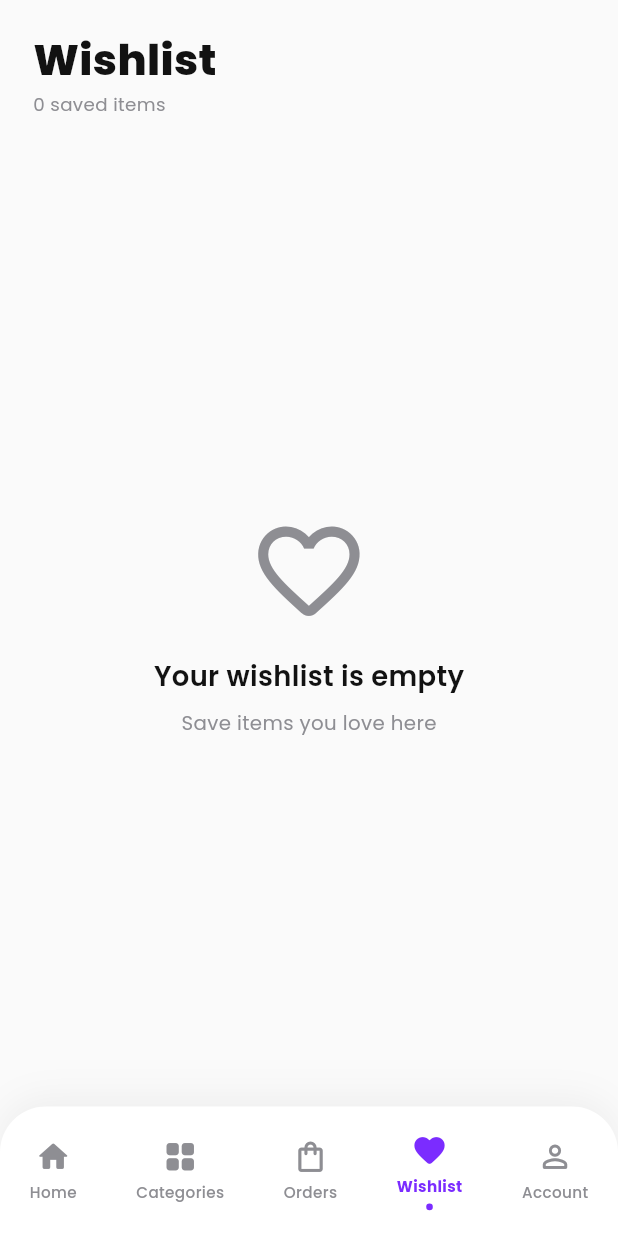
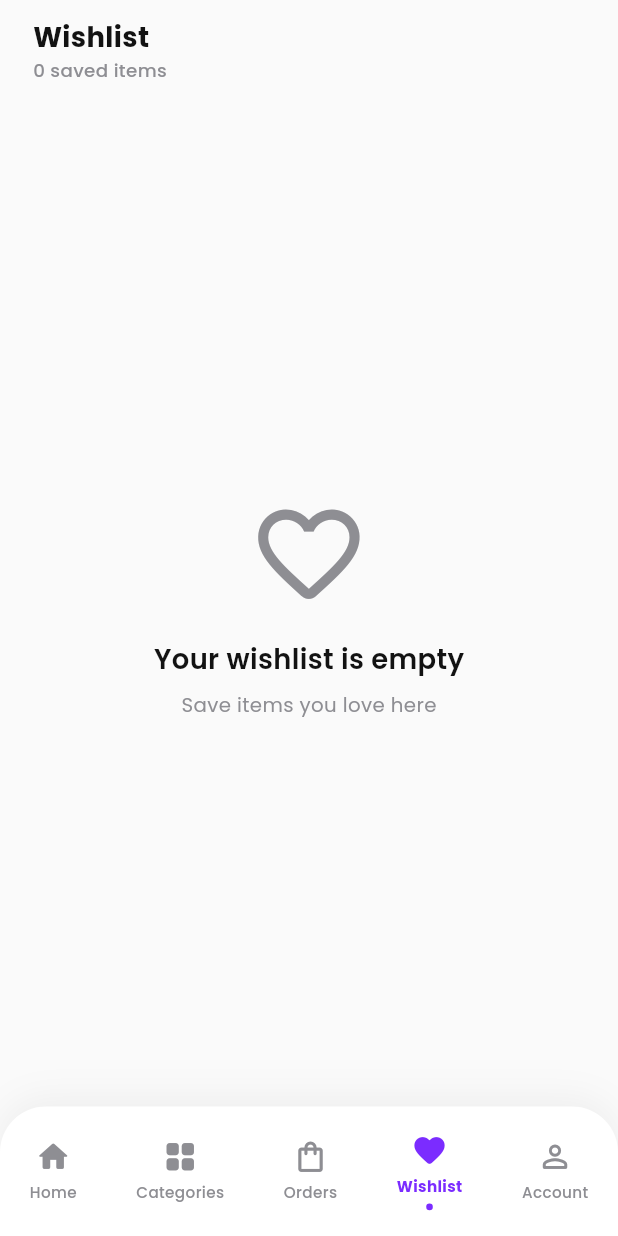
Before and after one commit to BussEnhancer/chillfi, a Flutter app: the WishlistScreen screen opened directly, on a phone screen of 412 x 824 dp. Run offline on Flutter 3.47's test engine with Material 3 defaults, Android fonts, the phone set to English and light mode, and no system bars; our stand-ins replace cached_network_image, dio, firebase_auth, firebase_core, firebase_messaging, flutter_local_notifications and 8 more; accounts and stored records are empty; network calls fail.

Commit message:
UI polish (app): Wishlist tab title uses the page-title role (28/w800 -> 18/w700), singular 'item'
Co-Authored-By: Claude Opus 5.5 <noreply@anthropic.com>

```diff
--- a/lib/features/wishlist/wishlist_screen.dart
+++ b/lib/features/wishlist/wishlist_screen.dart
@@ -7,6 +7,7 @@ import 'package:chillfi/core/providers/wishlist_provider.dart';
 import 'package:chillfi/core/widgets/guest_prompt.dart';
 import 'package:chillfi/features/home/widgets/bottom_nav.dart';
 import 'package:chillfi/features/product_details/product_details_screen.dart';
+import 'package:chillfi/core/theme/app_theme.dart';
 import 'package:flutter/material.dart';
 import 'package:flutter_screenutil/flutter_screenutil.dart';
 import 'package:google_fonts/google_fonts.dart';
@@ -49,15 +50,15 @@ class _WishlistScreenState extends State<WishlistScreen> {
             children: [
               // Header
               Padding(
-                padding: EdgeInsets.fromLTRB(20.w, 20.h, 20.w, 0),
+                padding: EdgeInsets.fromLTRB(20.w, 12.h, 20.w, 0),
                 child: Row(
                   mainAxisAlignment: MainAxisAlignment.spaceBetween,
                   children: [
                     Column(
                       crossAxisAlignment: CrossAxisAlignment.start,
                       children: [
-                        Text('Wishlist', style: GoogleFonts.poppins(fontSize: 28.sp, fontWeight: FontWeight.w800, color: AppColors.darkText)),
-                        Text('${wishlist.items.length} saved items', style: GoogleFonts.poppins(fontSize: 12.sp, color: AppColors.greyText)),
+                        Text('Wishlist', style: AppText.pageTitle()),
+                        Text('${wishlist.items.length} saved item${wishlist.items.length == 1 ? '' : 's'}', style: AppText.pageSubtitle()),
                       ],
                     ),
                     if (wishlist.items.isNotEmpty)
```
